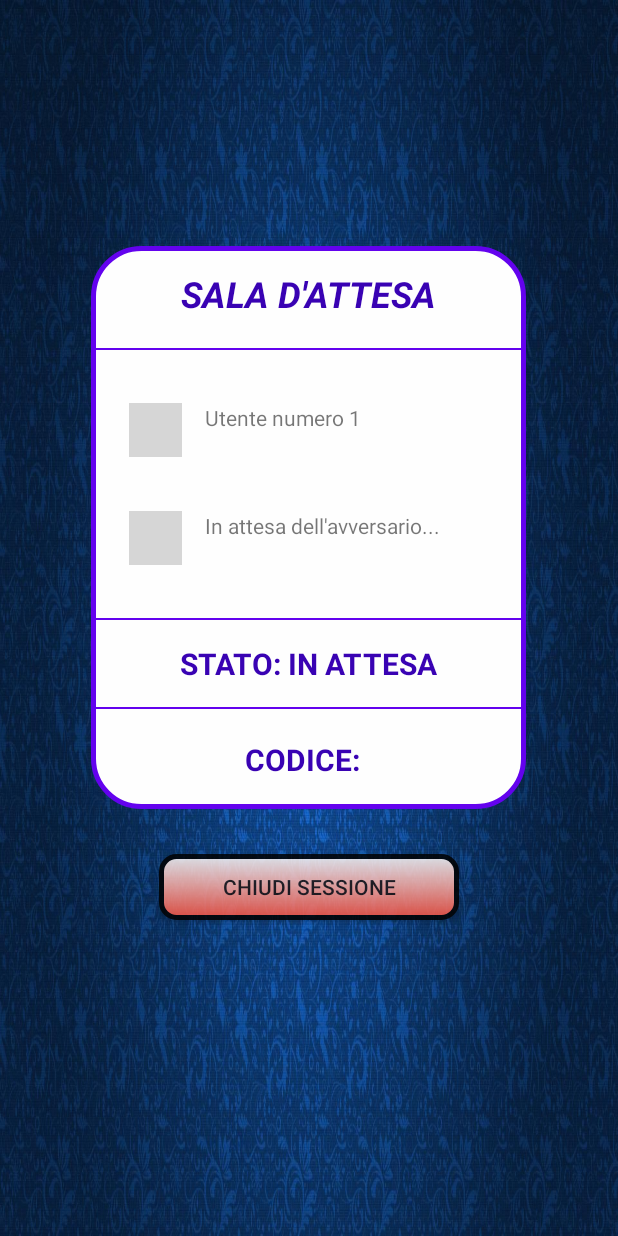
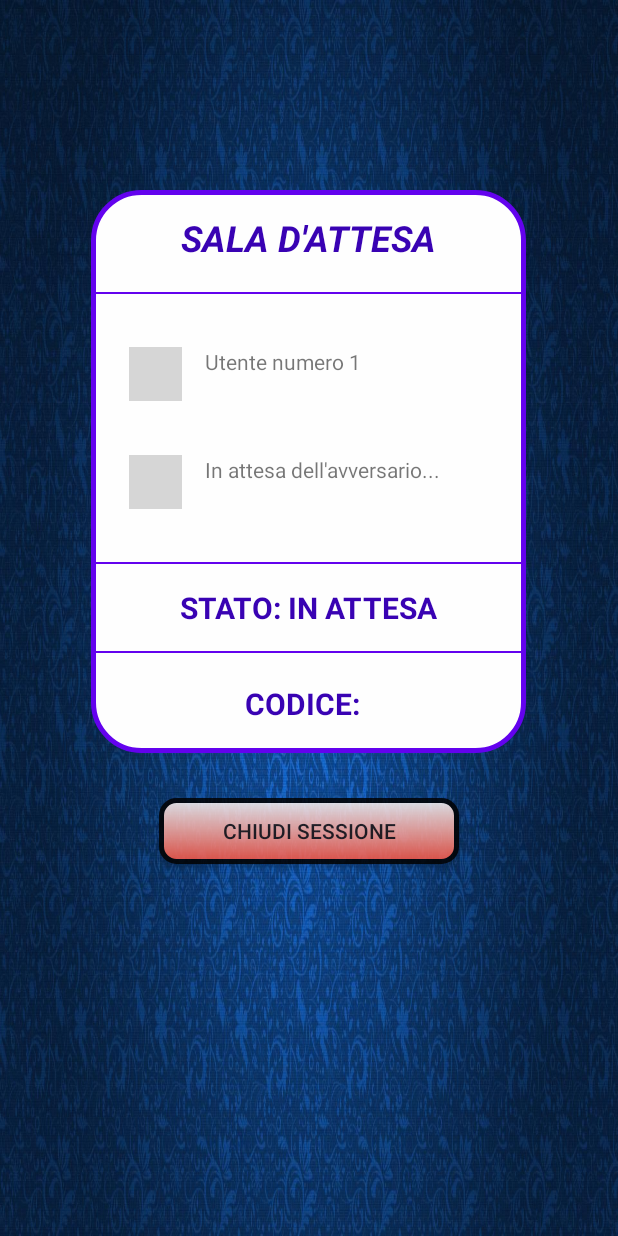
Before and after one commit to diberardinocalisti/BriscolaAndroidShared, an Android app: the layout stanza_di_attesa.xml on its own in the app's theme, with its tools: preview values and no code run, on a phone screen of 412 x 824 dp. Run offline under Robolectric (Android 15) with nearby library versions, the phone set to English and light mode, and no system bars; plain views replace ProfilePictureView; grey boxes are pictures that could not be loaded.

Commit message:
miglioramenti al layout

```diff
--- a/app/src/main/res/layout/stanza_di_attesa.xml
+++ b/app/src/main/res/layout/stanza_di_attesa.xml
@@ -26,7 +26,7 @@
             app:layout_constraintHorizontal_bias="0.495"
             app:layout_constraintStart_toStartOf="parent"
             app:layout_constraintTop_toTopOf="parent"
-            app:layout_constraintVertical_bias="0.365" />
+            app:layout_constraintVertical_bias="0.283" />
 
         <View
             android:id="@+id/seperator1"
```
